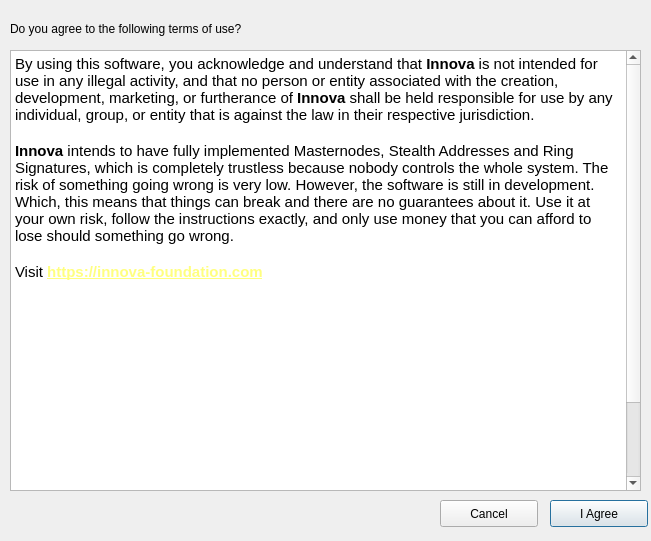
Qt form src/qt/forms/termsofuse.ui (innova-foundation/innova) before a commit.
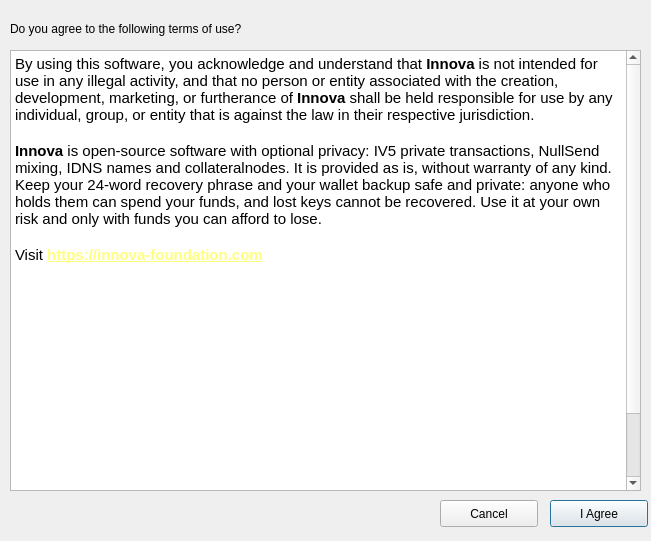
The same form after that commit.

Commit message: qt:[change] the terms of use describe the v5 wallet and the recovery phrase

Patch:
```diff
--- a/src/qt/forms/termsofuse.ui
+++ b/src/qt/forms/termsofuse.ui
@@ -29,7 +29,7 @@
 &lt;/style&gt;&lt;/head&gt;&lt;body style=&quot; font-family:'MS Shell Dlg 2'; font-size:8.25pt; font-weight:400; font-style:normal;&quot;&gt;
 &lt;p style=&quot; margin-top:0px; margin-bottom:0px; margin-left:0px; margin-right:0px; -qt-block-indent:0; text-indent:0px;&quot;&gt;&lt;span style=&quot; font-family:'Ubuntu'; font-size:11pt;&quot;&gt;By using this software, you acknowledge and understand that &lt;/span&gt;&lt;span style=&quot; font-family:'Ubuntu'; font-size:11pt; font-weight:600;&quot;&gt;Innova&lt;/span&gt;&lt;span style=&quot; font-family:'Ubuntu'; font-size:11pt;&quot;&gt; is not intended for use in any illegal activity, and that no person or entity associated with the creation, development, marketing, or furtherance of &lt;/span&gt;&lt;span style=&quot; font-family:'Ubuntu'; font-size:11pt; font-weight:600;&quot;&gt;Innova&lt;/span&gt;&lt;span style=&quot; font-family:'Ubuntu'; font-size:11pt;&quot;&gt; shall be held responsible for use by any individual, group, or entity that is against the law in their respective jurisdiction.&lt;/span&gt;&lt;/p&gt;
 &lt;p style=&quot;-qt-paragraph-type:empty; margin-top:0px; margin-bottom:0px; margin-left:0px; margin-right:0px; -qt-block-indent:0; text-indent:0px; font-family:'Ubuntu'; font-size:11pt;&quot;&gt;&lt;br /&gt;&lt;/p&gt;
-&lt;p style=&quot; margin-top:0px; margin-bottom:0px; margin-left:0px; margin-right:0px; -qt-block-indent:0; text-indent:0px;&quot;&gt;&lt;span style=&quot; font-family:'Ubuntu'; font-size:11pt; font-weight:600;&quot;&gt;Innova&lt;/span&gt;&lt;span style=&quot; font-family:'Ubuntu'; font-size:11pt;&quot;&gt; intends to have fully implemented Masternodes, Stealth Addresses and Ring Signatures, which is completely trustless because nobody controls the whole system. The risk of something going wrong is very low. However, the software is still in development. Which, this means that things can break and there are no guarantees about it. Use it at your own risk, follow the instructions exactly, and only use money that you can afford to lose should something go wrong.&lt;/span&gt;&lt;/p&gt;
+&lt;p style=&quot; margin-top:0px; margin-bottom:0px; margin-left:0px; margin-right:0px; -qt-block-indent:0; text-indent:0px;&quot;&gt;&lt;span style=&quot; font-family:'Ubuntu'; font-size:11pt; font-weight:600;&quot;&gt;Innova&lt;/span&gt;&lt;span style=&quot; font-family:'Ubuntu'; font-size:11pt;&quot;&gt; is open-source software with optional privacy: IV5 private transactions, NullSend mixing, IDNS names and collateralnodes. It is provided as is, without warranty of any kind. Keep your 24-word recovery phrase and your wallet backup safe and private: anyone who holds them can spend your funds, and lost keys cannot be recovered. Use it at your own risk and only with funds you can afford to lose.&lt;/span&gt;&lt;/p&gt;
 &lt;p style=&quot;-qt-paragraph-type:empty; margin-top:0px; margin-bottom:0px; margin-left:0px; margin-right:0px; -qt-block-indent:0; text-indent:0px; font-family:'Ubuntu'; font-size:11pt;&quot;&gt;&lt;br /&gt;&lt;/p&gt;
 &lt;p style=&quot; margin-top:0px; margin-bottom:0px; margin-left:0px; margin-right:0px; -qt-block-indent:0; text-indent:0px;&quot;&gt;&lt;span style=&quot; font-family:'Ubuntu'; font-size:11pt;&quot;&gt;Visit &lt;/span&gt;&lt;a href=&quot;https://innova-foundation.com&quot;&gt;&lt;span style=&quot; font-size:11pt; font-weight:600; text-decoration: underline; color:#ffff7f;&quot;&gt;https://innova-foundation.com&lt;/span&gt;&lt;/a&gt;&lt;span style=&quot; font-family:'Ubuntu'; font-size:11pt;&quot;&gt;
 &lt;p style=&quot;-qt-paragraph-type:empty; margin-top:0px; margin-bottom:0px; margin-left:0px; margin-right:0px; -qt-block-indent:0; text-indent:0px; font-size:11pt; font-weight:600; text-decoration: underline; color:#ffff7f;&quot;&gt;&lt;br /&gt;&lt;/p&gt;
@@ -46,7 +46,7 @@
 &lt;p style=&quot;-qt-paragraph-type:empty; margin-top:0px; margin-bottom:0px; margin-left:0px; margin-right:0px; -qt-block-indent:0; text-indent:0px; font-family:'Ubuntu'; font-size:11pt;&quot;&gt;&lt;br /&gt;&lt;/p&gt;
 &lt;p style=&quot;-qt-paragraph-type:empty; margin-top:0px; margin-bottom:0px; margin-left:0px; margin-right:0px; -qt-block-indent:0; text-indent:0px; font-family:'Ubuntu'; font-size:11pt;&quot;&gt;&lt;br /&gt;&lt;/p&gt;
 &lt;p style=&quot;-qt-paragraph-type:empty; margin-top:0px; margin-bottom:0px; margin-left:0px; margin-right:0px; -qt-block-indent:0; text-indent:0px; font-family:'Ubuntu'; font-size:11pt;&quot;&gt;&lt;br /&gt;&lt;/p&gt;
-&lt;p style=&quot; margin-top:0px; margin-bottom:0px; margin-left:0px; margin-right:0px; -qt-block-indent:0; text-indent:0px;&quot;&gt;&lt;span style=&quot; font-family:'Ubuntu'; font-size:11pt; font-weight:600; font-style:italic;&quot;&gt;Credits:&lt;/span&gt;&lt;span style=&quot; font-family:'Ubuntu'; font-size:11pt; font-style:italic;&quot;&gt; CircuitBreaker (CircutiBreaker88) and carsenk/Denarius Team&lt;/span&gt;&lt;span style=&quot; font-family:'Ubuntu'; font-size:11pt; font-style:italic; text-decoration: underline;&quot;&gt;Our community is fantastic and you all deserve to be mentioned here forever.&lt;/span&gt;&lt;span style=&quot; font-family:'Ubuntu'; font-size:11pt; font-style:italic;&quot;&gt;&lt;/p&gt;
+&lt;p style=&quot; margin-top:0px; margin-bottom:0px; margin-left:0px; margin-right:0px; -qt-block-indent:0; text-indent:0px;&quot;&gt;&lt;span style=&quot; font-family:'Ubuntu'; font-size:11pt; font-weight:600; font-style:italic;&quot;&gt;Credits:&lt;/span&gt;&lt;span style=&quot; font-family:'Ubuntu'; font-size:11pt; font-style:italic;&quot;&gt; CircuitBreaker (CircutiBreaker88) and carsenk/Denarius Team. &lt;/span&gt;&lt;span style=&quot; font-family:'Ubuntu'; font-size:11pt; font-style:italic; text-decoration: underline;&quot;&gt;Our community is fantastic and you all deserve to be mentioned here forever.&lt;/span&gt;&lt;span style=&quot; font-family:'Ubuntu'; font-size:11pt; font-style:italic;&quot;&gt;&lt;/p&gt;
 &lt;p style=&quot;-qt-paragraph-type:empty; margin-top:0px; margin-bottom:0px; margin-left:0px; margin-right:0px; -qt-block-indent:0; text-indent:0px; font-family:'Ubuntu'; font-size:11pt;&quot;&gt;&lt;br /&gt;&lt;/p&gt;&lt;/body&gt;&lt;/html&gt;</string>
    </property>
   </widget>
```
